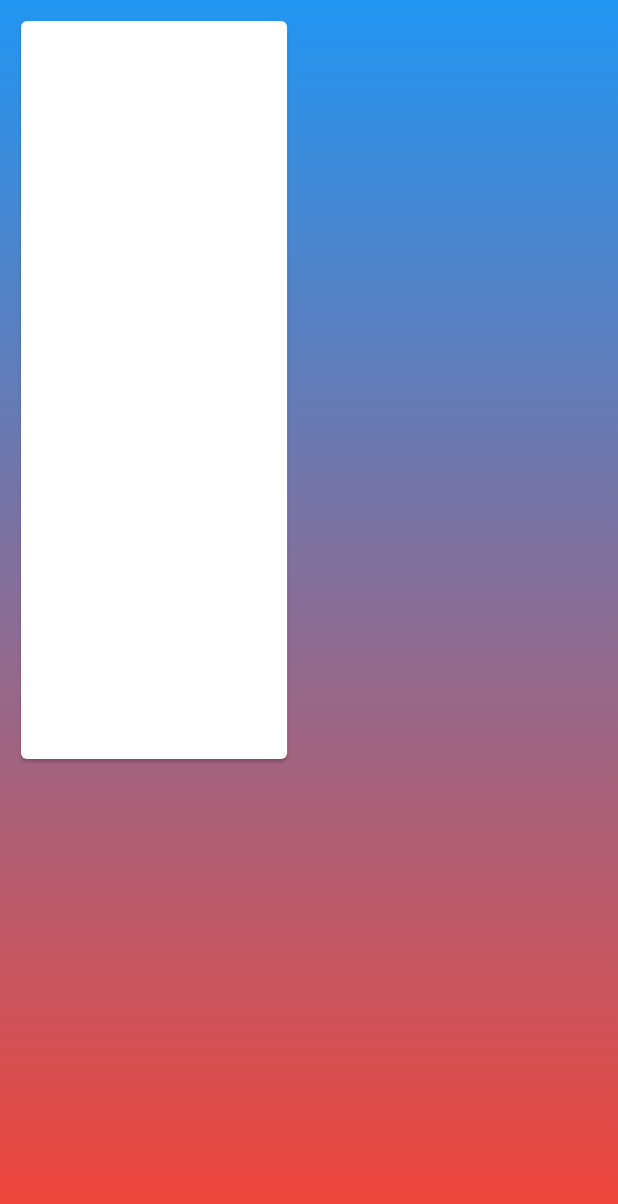
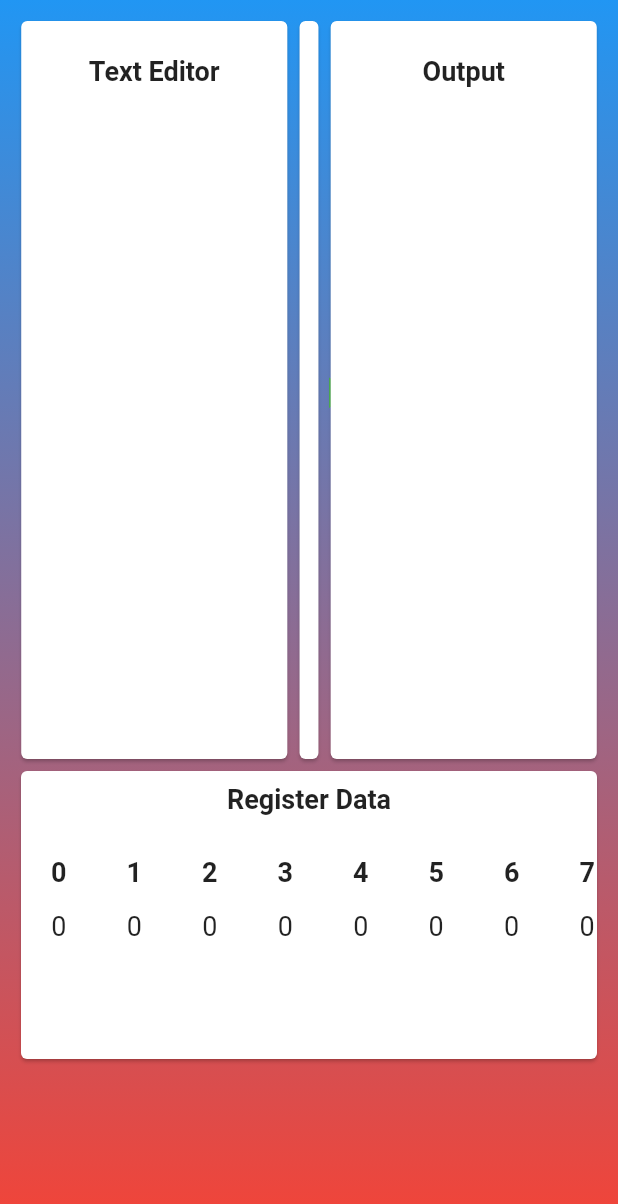
Before and after one commit to Junaidhassan99/mips_simulator, a Flutter app: the screen it shows after launch, on a phone screen of 412 x 824 dp. Shown: the top 1204 px of the screen. Run offline on Flutter 3.47's test engine with Material 2 defaults, Android fonts, the phone set to English and light mode, and no system bars.

Commit message:
UI updates

```diff
--- a/lib/screens/home_screen.dart
+++ b/lib/screens/home_screen.dart
@@ -1,6 +1,7 @@
 import 'package:flutter/material.dart';
 import 'package:mips_simulator/models/instruction.dart';
 import 'package:mips_simulator/utilities/translation_utilties.dart';
+import 'package:mips_simulator/widgets/disp_instruction.dart';
 
 class HomeScreen extends StatefulWidget {
   const HomeScreen({Key? key}) : super(key: key);
@@ -13,28 +14,75 @@ class _HomeScreenState extends State<HomeScreen> {
   //Create an integer list of length 31 will be used as registers
   List<int> x = List.filled(31, 0);
 
+  List<Instruction> instructionList = [];
+
+  TextEditingController _textEditorController = TextEditingController();
+
+  //String testText='';
+
+  Widget _titleText(String title) {
+    return Padding(
+      padding: const EdgeInsets.symmetric(vertical: 8),
+      child: Text(
+        title,
+        style: TextStyle(fontSize: 18, fontWeight: FontWeight.bold),
+      ),
+    );
+  }
+
+  Widget _editAndOutputParentWidget(String title, Widget child) {
+    return Container(
+      height: 500,
+      width: MediaQuery.of(context).size.width * 0.45,
+      child: Card(
+        child: Padding(
+          padding: const EdgeInsets.all(15),
+          child: Column(
+            children: [
+              _titleText(title),
+              child,
+            ],
+          ),
+        ),
+      ),
+    );
+  }
+
+  void _runSimulation() {
+    instructionList = [];
+    setState(() {
+      _textEditorController.text.split('\n').forEach((line) {
+        line = line.trim();
+        if (line.isNotEmpty) {
+          Instruction instruction = TranslationUtilities.decoder(line);
+          instructionList.add(instruction);
+        }
+      });
+    });
+  }
+
   @override
   Widget build(BuildContext context) {
     //testing
 
-    String exampleInstructionR = 'addi \$t1, \$s3, 16';
-    String exampleInstructionI1 = 'bne \$t0, \$s5, Exit';
-    String exampleInstructionI2 = 'bgtz \$t9, Exit';
-    String exampleInstructionJ = 'j Loop';
+    // String exampleInstructionR = 'addi \$t1, \$s3, 16';
+    // String exampleInstructionI1 = 'bne \$t0, \$s5, Exit';
+    // String exampleInstructionI2 = 'bgtz \$t9, Exit';
+    // String exampleInstructionJ = 'j Loop';
 
-    Instruction instruction =
-        TranslationUtilities.decoder(exampleInstructionI2);
+    // Instruction instruction =
+    //     TranslationUtilities.decoder('add \$t1, \$s3, \$s3');
 
-    print(instruction.funct);
-    print(instruction.instructionAddress);
-    print(instruction.jumpAddress);
-    print(instruction.op_code);
-    print(instruction.rd);
-    print(instruction.rs);
-    print(instruction.rt);
-    print(instruction.shift);
-    print(instruction.type);
-    print(instruction.value);
+    // print(instruction.funct);
+    // print(instruction.instructionAddress);
+    // print(instruction.jumpAddress);
+    // print(instruction.op_code);
+    // print(instruction.rd);
+    // print(instruction.rs);
+    // print(instruction.rt);
+    // print(instruction.shift);
+    // print(instruction.type);
+    // print(instruction.value);
 
     //print(exampleInstructionR);
     //
@@ -58,13 +106,98 @@ class _HomeScreenState extends State<HomeScreen> {
             child: Column(
               children: [
                 Row(
+                  mainAxisAlignment: MainAxisAlignment.spaceEvenly,
                   children: [
+                    //Input Editor
+                    _editAndOutputParentWidget(
+                      'Text Editor',
+                      TextField(
+                        controller: _textEditorController,
+                        keyboardType: TextInputType.multiline,
+                        maxLines: null,
+                        decoration: InputDecoration(
+                          border: InputBorder.none,
+                        ),
+                      ),
+                    ),
+                    //System Tray
                     Container(
                       height: 500,
-                      width: MediaQuery.of(context).size.width * 0.45,
-                      child: Card(),
+                      width: MediaQuery.of(context).size.width * 0.05,
+                      child: Card(
+                        child: Column(
+                          mainAxisAlignment: MainAxisAlignment.spaceEvenly,
+                          crossAxisAlignment: CrossAxisAlignment.center,
+                          children: [
+                            IconButton(
+                              onPressed: _runSimulation,
+                              icon: Icon(
+                                Icons.play_arrow,
+                                color: Colors.green,
+                                size: 35,
+                              ),
+                            ),
+                          ],
+                        ),
+                      ),
+                    ),
+                    //Output Screen
+                    _editAndOutputParentWidget(
+                      'Output',
+                      Expanded(
+                        child: ListView.builder(
+                          itemCount: instructionList.length,
+                          itemBuilder: (_, index) => DispInstruction(
+                            instructionList[index],
+                          ),
+                        ),
+                      ),
                     ),
                   ],
+                ),
+                //Register Bar
+                Container(
+                  height: 200,
+                  width: double.infinity,
+                  child: Card(
+                    //color: Colors.red,
+                    child: Column(
+                      children: [
+                        _titleText('Register Data'),
+                        Expanded(
+                          //height: 150,
+                          child: ListView.builder(
+                              scrollDirection: Axis.horizontal,
+                              itemCount: x.length,
+                              itemBuilder: (_, index) {
+                                return Padding(
+                                  padding: const EdgeInsets.all(20),
+                                  child: Column(
+                                    children: [
+                                      Text(
+                                        '$index',
+                                        style: TextStyle(
+                                          fontSize: 18,
+                                          fontWeight: FontWeight.bold,
+                                        ),
+                                      ),
+                                      SizedBox(
+                                        height: 15,
+                                      ),
+                                      Text(
+                                        '${x[index]}',
+                                        style: TextStyle(
+                                          fontSize: 18,
+                                        ),
+                                      ),
+                                    ],
+                                  ),
+                                );
+                              }),
+                        ),
+                      ],
+                    ),
+                  ),
                 ),
               ],
             ),
--- a/lib/utilities/translation_utilties.dart
+++ b/lib/utilities/translation_utilties.dart
@@ -183,18 +183,18 @@ class TranslationUtilities {
 
     // print(instruction.type);
 
-    // print('head:$head');
+    //print('head:$head');
     // print('temp:$temp');
 
     instruction.op_code = functAndOp['op']!;
-    //print(instruction.op_code);
+    print(instruction.op_code);
 
-    if (instruction.op_code == 'r') {
+    if (instruction.type == 'r') {
       instruction.funct = functAndOp['fn']!;
-      //print(instruction.funct);
+      print(instruction.funct);
 
       instruction.shift = functAndOp['st']!;
-      //print(instruction.shift);
+      print(instruction.shift);
     }
 
     if (instruction.type == 'r') {
@@ -265,7 +265,7 @@ class TranslationUtilities {
           }
         default:
           {
-            print('error');
+            print('error 1');
           }
       }
     } else if (instruction.type == 'j') {
@@ -279,7 +279,7 @@ class TranslationUtilities {
           }
         default:
           {
-            print('error');
+            print('error 2');
           }
       }
     } else if (instruction.type == 'i') {
@@ -341,7 +341,7 @@ class TranslationUtilities {
           }
         default:
           {
-            print('error');
+            print('error 3');
           }
       }
     } else {
--- /dev/null
+++ b/lib/widgets/disp_instruction.dart
@@ -0,0 +1,17 @@
+import 'package:flutter/material.dart';
+import 'package:mips_simulator/models/instruction.dart';
+
+class DispInstruction extends StatelessWidget {
+  final Instruction instruction;
+  const DispInstruction(this.instruction, {Key? key}) : super(key: key);
+
+  @override
+  Widget build(BuildContext context) {
+    return Column(
+      children: [
+        Text(instruction.funct.toString()),
+        Divider(),
+      ],
+    );
+  }
+}
```
